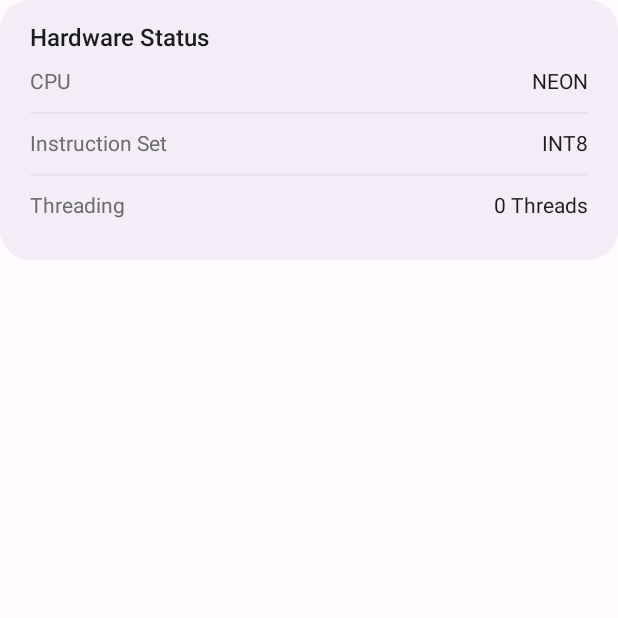
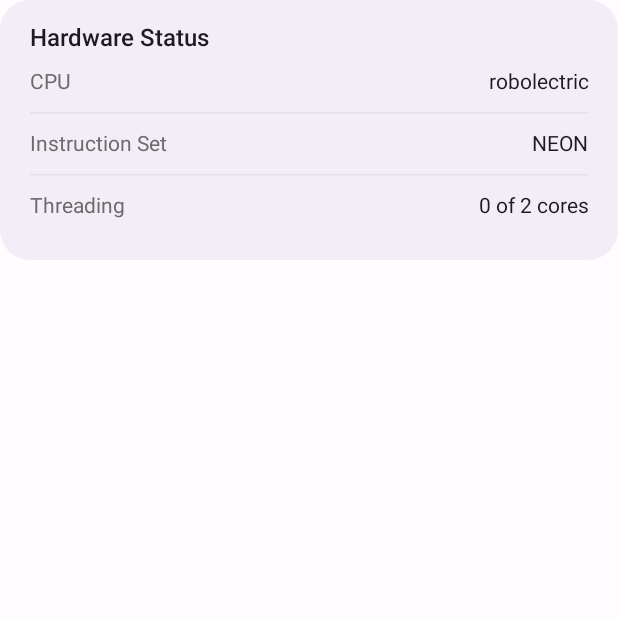
Before and after one commit to deepaksingh1291110-spec/Haven_chat-0.2, an Android app built with Jetpack Compose: the composable HardwareCard called with empty values, on a phone screen of 412 x 824 dp, the top half of it. Run offline under Robolectric (Android 15) with nearby library versions, the phone set to English and light mode, and no system bars; 1 statement that could not run was skipped.

Commit message:
Phase 3: real Hardware card, remove DummyData

```diff
--- /dev/null
+++ b/app/src/main/java/com/haven/chat/engine/HardwareInfo.kt
@@ -0,0 +1,101 @@
+// =====================================================================
+// HardwareInfo.kt  (app/src/main/java/com/haven/chat/engine/)   NEW in Phase 3
+// WHAT: Reads REAL facts about the phone's processor, for the
+//       "Hardware Status" card in the drawer:
+//           cpuName   the chip name,           e.g. "SM6475"
+//           features  the CPU instructions that make Gemma faster,
+//                     e.g. "NEON, DOTPROD, I8MM"
+//           cores     how many CPU cores the phone has, e.g. 8
+//       Before, the card showed fixed text ("NEON", "INT8").
+//
+// WHY THESE FEATURES MATTER (llama.cpp uses them for speed):
+//   NEON     basic ARM vector math. Every arm64 phone has it.
+//   DOTPROD  fast 8-bit integer math ("dot product"). Helps q4 models.
+//   I8MM     even faster 8-bit matrix math on newer chips.
+//   BF16     a 16-bit number format some newer chips handle natively.
+//   SVE/SVE2 a newer, wider vector system (rare on phones so far).
+//   The more of these the phone has, the faster Gemma runs.
+//
+// WHERE THE DATA COMES FROM:
+//   - the chip name:  Android's Build class (SOC_MODEL on Android 12+,
+//                     otherwise Build.HARDWARE).
+//   - the features:   the file /proc/cpuinfo, line "Features : fp asimd ...".
+//                     In that file NEON is called "asimd", DOTPROD is
+//                     "asimddp", and so on.
+//   - the cores:      Runtime.availableProcessors().
+//
+// NEVER CRASHES: if anything cannot be read, we fall back to safe text.
+//   (This app is arm64 only, and every arm64 CPU has NEON, so "NEON" is
+//    always a true minimum.)
+//
+// USED BY: DrawerContent.kt (HardwareCard). Call HardwareInfo.read() once
+//   (the card remembers the result). Reading is a few milliseconds.
+// =====================================================================
+package com.haven.chat.engine
+
+import android.os.Build
+import java.io.File
+
+data class HardwareInfo(
+    val cpuName: String,     // chip name for the "CPU" line
+    val features: String,    // for the "Instruction Set" line
+    val cores: Int           // number of CPU cores
+) {
+    companion object {
+
+        /** Reads the hardware facts. Never throws. */
+        fun read(): HardwareInfo {
+            return HardwareInfo(
+                cpuName = readCpuName(),
+                features = readFeatures(),
+                cores = Runtime.getRuntime().availableProcessors().coerceAtLeast(1)
+            )
+        }
+
+        // The chip name. Android 12 (API 31) and newer know the exact chip
+        // model; older phones only have a short hardware code.
+        private fun readCpuName(): String {
+            val soc = if (Build.VERSION.SDK_INT >= Build.VERSION_CODES.S) Build.SOC_MODEL else ""
+            // Android writes "unknown" when it does not know.
+            val name = if (soc.isBlank() || soc.equals("unknown", ignoreCase = true)) {
+                Build.HARDWARE
+            } else {
+                soc
+            }
+            return if (name.isNullOrBlank() || name.equals("unknown", ignoreCase = true)) {
+                "ARM64"
+            } else {
+                name
+            }
+        }
+
+        // The CPU features that matter for Gemma, as readable text.
+        private fun readFeatures(): String {
+            // 1) Find the "Features" line in /proc/cpuinfo (the first one is
+            //    enough: all cores of one phone report the same list, or
+            //    close to it).
+            val flags: Set<String> = try {
+                val line = File("/proc/cpuinfo").bufferedReader().useLines { lines ->
+                    lines.firstOrNull { it.startsWith("Features") }
+                }
+                line?.substringAfter(':')
+                    ?.trim()
+                    ?.split(Regex("\\s+"))
+                    ?.toSet()
+                    ?: emptySet()
+            } catch (e: Exception) {
+                emptySet()      // file not readable: continue with the minimum
+            }
+
+            // 2) Translate the file's short names into the names people use.
+            val out = ArrayList<String>()
+            out.add("NEON")                                  // "asimd": always on arm64
+            if ("asimddp" in flags) out.add("DOTPROD")
+            if ("i8mm" in flags) out.add("I8MM")
+            if ("bf16" in flags) out.add("BF16")
+            if ("sve2" in flags) out.add("SVE2")
+            else if ("sve" in flags) out.add("SVE")
+            return out.joinToString(", ")
+        }
+    }
+}
--- a/app/src/main/java/com/haven/chat/ui/drawer/DrawerContent.kt
+++ b/app/src/main/java/com/haven/chat/ui/drawer/DrawerContent.kt
@@ -27,7 +27,10 @@
 //   - Texts for an empty list: "No chats yet" and "No chats found".
 //   - A small hint is shown while Gemma is busy (switching or deleting
 //     chats waits until it is done).
-//   - Hardware card is unchanged (it becomes real in a later step).
+//   - HARDWARE CARD IS NOW REAL (step 8): it shows the chip name, the CPU
+//     features that speed up Gemma (NEON, DOTPROD, I8MM...) and how many
+//     of the phone's cores are used. The facts come from HardwareInfo.kt.
+//     No new parameters are needed: the card reads them once by itself.
 // =====================================================================
 package com.haven.chat.ui.drawer
 
@@ -85,9 +88,11 @@ import androidx.compose.ui.draw.clip
 import androidx.compose.ui.graphics.Color
 import androidx.compose.ui.graphics.SolidColor
 import androidx.compose.ui.graphics.vector.ImageVector
+import androidx.compose.ui.text.style.TextAlign
 import androidx.compose.ui.text.style.TextOverflow
 import androidx.compose.ui.unit.dp
 import com.haven.chat.data.ChatSummary
+import com.haven.chat.engine.HardwareInfo
 import com.haven.chat.ui.theme.DarkDrawerBackground
 
 // PHASE 3: one height for the "New chat" button AND the search box.
@@ -471,9 +476,19 @@ private fun RenameDialog(
     )
 }
 
+// ---------------------------------------------------------------------
 // The rounded card with 3 lines of hardware info.
+// PHASE 3 (step 8): the values are REAL now.
+//   CPU             the chip name of this phone
+//   Instruction Set the CPU features that make Gemma faster
+//   Threading       "threads in use of cores available", e.g. "4 of 8 cores"
+// ---------------------------------------------------------------------
 @Composable
 private fun HardwareCard(threads: Int) {
+    // Read the phone's facts ONCE and keep them while the drawer exists.
+    // (HardwareInfo.read() takes a few milliseconds and never throws.)
+    val hardware = remember { HardwareInfo.read() }
+
     Column(
         modifier = Modifier
             .fillMaxWidth()
@@ -482,16 +497,18 @@ private fun HardwareCard(threads: Int) {
             .padding(horizontal = 20.dp, vertical = 16.dp)
     ) {
         Text("Hardware Status", style = MaterialTheme.typography.titleMedium)
-        // NEON and INT8 are fixed text for now (your phone's CPU features).
-        HardwareLine("CPU", "NEON")
+        HardwareLine("CPU", hardware.cpuName)
         HorizontalDivider(color = MaterialTheme.colorScheme.surfaceVariant)
-        HardwareLine("Instruction Set", "INT8")
+        HardwareLine("Instruction Set", hardware.features)
         HorizontalDivider(color = MaterialTheme.colorScheme.surfaceVariant)
-        HardwareLine("Threading", "$threads Threads")
+        HardwareLine("Threading", "$threads of ${hardware.cores} cores")
     }
 }
 
 // One "label ........ value" line inside the hardware card.
+// PHASE 3: the value may be long (for example "NEON, DOTPROD, I8MM, BF16"),
+// so it takes only the room that is left and is right-aligned. If it is
+// still too long it moves to a second line instead of pushing the label.
 @Composable
 private fun HardwareLine(label: String, value: String) {
     Row(
@@ -502,7 +519,14 @@ private fun HardwareLine(label: String, value: String) {
     ) {
         Text(label, style = MaterialTheme.typography.bodyMedium,
             color = MaterialTheme.colorScheme.onSurfaceVariant)
-        Text(value, style = MaterialTheme.typography.bodyMedium)
+        Text(
+            text = value,
+            style = MaterialTheme.typography.bodyMedium,
+            textAlign = TextAlign.End,
+            modifier = Modifier
+                .weight(1f, fill = false)      // use only the space that is left
+                .padding(start = 16.dp)
+        )
     }
 }
 
```
Also changed, not shown: app/src/main/java/com/haven/chat/data/DummyData.kt (deleted, +0 -48 lines).
